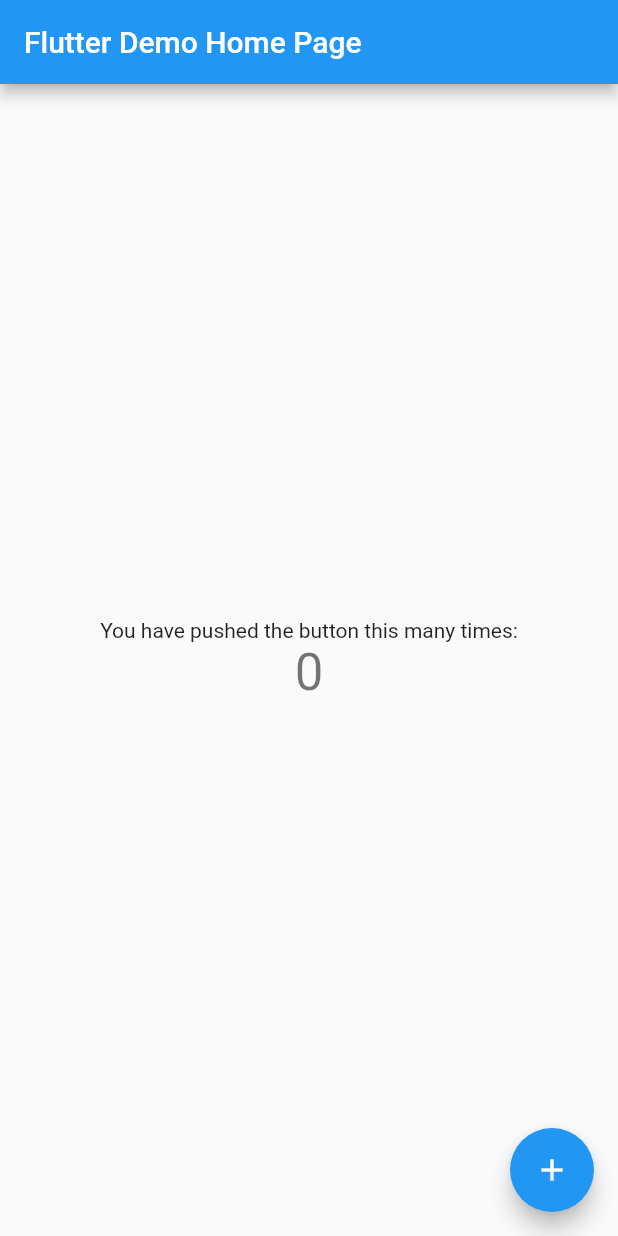
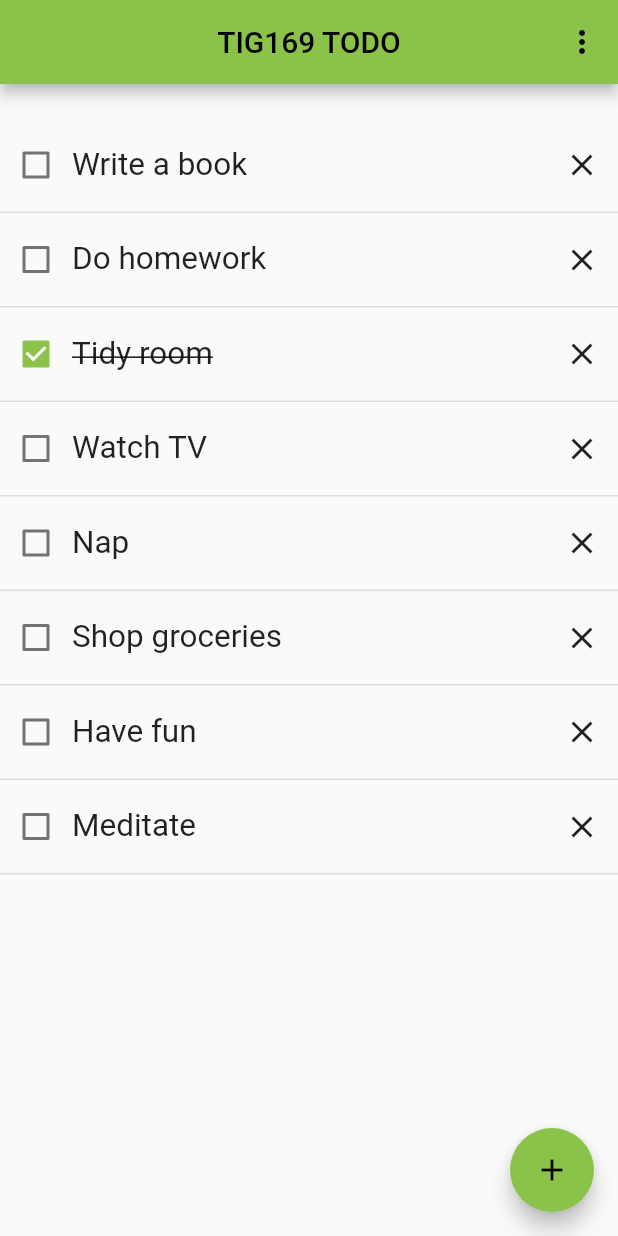
Before and after one commit to gu-tig169-ht21/guslinloas, a Flutter app: the screen it shows after launch, on a phone screen of 412 x 824 dp. Run offline on Flutter 3.47's test engine with Material 2 defaults, Android fonts, the light colour scheme and no system bars.

Commit message:
Update main.dart

```diff
--- a/lib/main.dart
+++ b/lib/main.dart
@@ -6,110 +6,153 @@
 
 class MyApp extends StatelessWidget {
   const MyApp({Key? key}) : super(key: key);
-
-  // This widget is the root of your application.
   @override
   Widget build(BuildContext context) {
     return MaterialApp(
-      title: 'Flutter Demo',
+      title: 'TIG169 TODO',
       theme: ThemeData(
-        // This is the theme of your application.
-        //
-        // Try running your application with "flutter run". You'll see the
-        // application has a blue toolbar. Then, without quitting the app, try
-        // changing the primarySwatch below to Colors.green and then invoke
-        // "hot reload" (press "r" in the console where you ran "flutter run",
-        // or simply save your changes to "hot reload" in a Flutter IDE).
-        // Notice that the counter didn't reset back to zero; the application
-        // is not restarted.
-        primarySwatch: Colors.blue,
+        primarySwatch: Colors.lightGreen,
       ),
-      home: const MyHomePage(title: 'Flutter Demo Home Page'),
+      home: const MyHomePage(title: 'TIG169 TODO'),
     );
   }
 }
 
 class MyHomePage extends StatefulWidget {
   const MyHomePage({Key? key, required this.title}) : super(key: key);
-
-  // This widget is the home page of your application. It is stateful, meaning
-  // that it has a State object (defined below) that contains fields that affect
-  // how it looks.
-
-  // This class is the configuration for the state. It holds the values (in this
-  // case the title) provided by the parent (in this case the App widget) and
-  // used by the build method of the State. Fields in a Widget subclass are
-  // always marked "final".
-
   final String title;
-
   @override
   State<MyHomePage> createState() => _MyHomePageState();
 }
 
 class _MyHomePageState extends State<MyHomePage> {
-  int _counter = 0;
-
-  void _incrementCounter() {
-    setState(() {
-      // This call to setState tells the Flutter framework that something has
-      // changed in this State, which causes it to rerun the build method below
-      // so that the display can reflect the updated values. If we changed
-      // _counter without calling setState(), then the build method would not be
-      // called again, and so nothing would appear to happen.
-      _counter++;
-    });
-  }
-
   @override
   Widget build(BuildContext context) {
-    // This method is rerun every time setState is called, for instance as done
-    // by the _incrementCounter method above.
-    //
-    // The Flutter framework has been optimized to make rerunning build methods
-    // fast, so that you can just rebuild anything that needs updating rather
-    // than having to individually change instances of widgets.
     return Scaffold(
       appBar: AppBar(
-        // Here we take the value from the MyHomePage object that was created by
-        // the App.build method, and use it to set our appbar title.
+        centerTitle: true,
         title: Text(widget.title),
+        actions: [
+          IconButton(
+            icon: const Icon(Icons.more_vert),
+            onPressed: () {
+              Navigator.push(context,
+                  MaterialPageRoute(builder: (context) => SecondView()));
+            },
+          ),
+        ],
       ),
       body: Center(
-        // Center is a layout widget. It takes a single child and positions it
-        // in the middle of the parent.
         child: Column(
-          // Column is also a layout widget. It takes a list of children and
-          // arranges them vertically. By default, it sizes itself to fit its
-          // children horizontally, and tries to be as tall as its parent.
-          //
-          // Invoke "debug painting" (press "p" in the console, choose the
-          // "Toggle Debug Paint" action from the Flutter Inspector in Android
-          // Studio, or the "Toggle Debug Paint" command in Visual Studio Code)
-          // to see the wireframe for each widget.
-          //
-          // Column has various properties to control how it sizes itself and
-          // how it positions its children. Here we use mainAxisAlignment to
-          // center the children vertically; the main axis here is the vertical
-          // axis because Columns are vertical (the cross axis would be
-          // horizontal).
-          mainAxisAlignment: MainAxisAlignment.center,
+          mainAxisAlignment: MainAxisAlignment.start,
           children: <Widget>[
-            const Text(
-              'You have pushed the button this many times:',
-            ),
-            Text(
-              '$_counter',
-              style: Theme.of(context).textTheme.headline4,
-            ),
+            Container(height: 30),
+            _checkbox('Write a book'),
+            _divide(),
+            _checkbox('Do homework'),
+            _divide(),
+            _checkedcheckbox('Tidy room'),
+            _divide(),
+            _checkbox('Watch TV'),
+            _divide(),
+            _checkbox('Nap'),
+            _divide(),
+            _checkbox('Shop groceries'),
+            _divide(),
+            _checkbox('Have fun'),
+            _divide(),
+            _checkbox('Meditate'),
+            _divide(),
           ],
         ),
       ),
-      floatingActionButton: FloatingActionButton(
-        onPressed: _incrementCounter,
-        tooltip: 'Increment',
-        child: const Icon(Icons.add),
-      ), // This trailing comma makes auto-formatting nicer for build methods.
+      floatingActionButton:
+          FloatingActionButton(child: const Icon(Icons.add), onPressed: () {}),
+    );
+  }
+
+  Widget _checkbox(String text) {
+    return Row(
+      children: [
+        Checkbox(
+          value: false,
+          onChanged: (val) {},
+        ),
+        Text(text, style: const TextStyle(fontSize: 21)),
+        const Spacer(),
+        IconButton(onPressed: () {}, icon: const Icon(Icons.clear)),
+      ],
+    );
+  }
+
+  Widget _checkedcheckbox(String text) {
+    return Row(
+      children: [
+        Checkbox(
+          value: true,
+          onChanged: (val) {},
+        ),
+        Text(text,
+            style: const TextStyle(
+                decoration: TextDecoration.lineThrough, fontSize: 21)),
+        const Spacer(),
+        IconButton(onPressed: () {}, icon: const Icon(Icons.clear)),
+      ],
+    );
+  }
+
+  Widget _divide() {
+    return const Divider(
+      height: 15,
+      thickness: 1,
     );
   }
 }
+
+class SecondView extends StatelessWidget {
+  @override
+  Widget build(BuildContext context) {
+    return Scaffold(
+        appBar: AppBar(
+          centerTitle: true,
+          title: Text('TIG169 TODO'),
+        ),
+        body: Center(
+          child: Column(
+            mainAxisAlignment: MainAxisAlignment.start,
+            children: [
+              Container(
+                height: 20.0,
+              ),
+              _inputBox(),
+              _button(),
+            ],
+          ),
+        ));
+  }
+
+  Widget _inputBox() {
+    return Container(
+        alignment: Alignment.center,
+        padding: const EdgeInsets.all(5),
+        margin: const EdgeInsets.all(20),
+        child: const TextField(
+            decoration: InputDecoration(
+          enabledBorder: OutlineInputBorder(
+              borderSide: BorderSide(color: Colors.black, width: 2.0)),
+          labelText: 'What are you going to do?',
+        )));
+  }
+
+  Widget _button() {
+    return TextButton(
+        style: ButtonStyle(
+          foregroundColor: MaterialStateProperty.all<Color>(Colors.black),
+        ),
+        onPressed: () {},
+        child: const Text(
+          '+ ADD',
+          style: TextStyle(fontSize: 20, fontWeight: FontWeight.bold),
+        ));
+  }
+}
```
